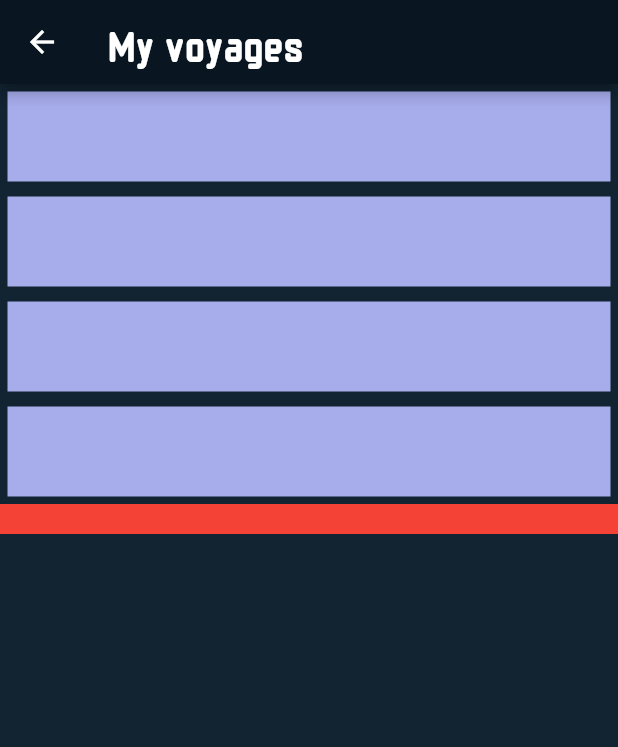
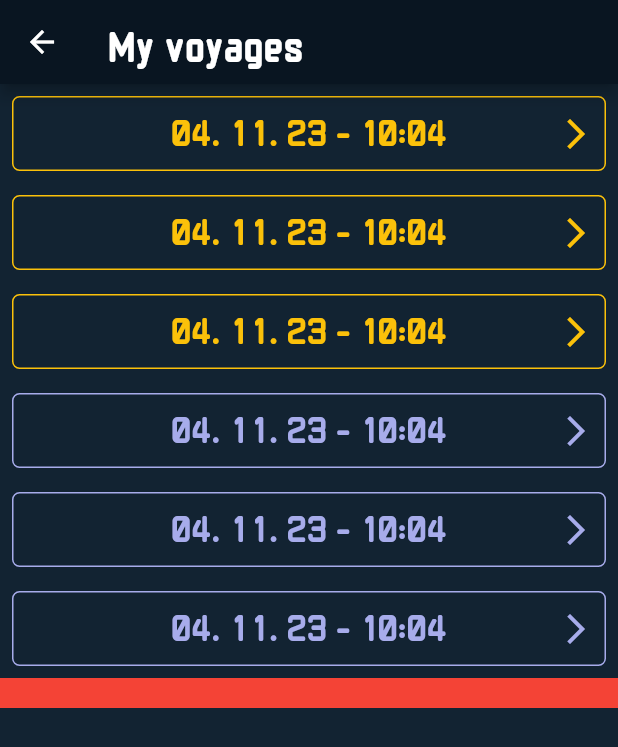
Before and after one commit to ticvac/random_voyager, a Flutter app: the MyVoyages screen opened by its route, on a phone screen of 412 x 824 dp. Shown: the top 747 px of the screen. Run offline on Flutter 3.47's test engine with Material 2 defaults, Android fonts, the light colour scheme and no system bars.

Commit message:
design voyage cell

```diff
--- a/lib/application/3_my_voyages.dart
+++ b/lib/application/3_my_voyages.dart
@@ -12,12 +12,44 @@ class _MyVoyagesState extends State<MyVoyages> {
 
   List<Widget> getBody() {
     List<Widget> values = [];
-    for (int i = 0; i < 4; i++) {
-      values.add(Container(
-        margin: EdgeInsets.all(5),
-        height: 60,
-        color: coolPurple,
-      ),);
+    for (int i = 0; i < 6; i++) {
+      values.add(
+
+        TextButton(
+          onPressed: () {},
+          child: Container(
+            padding: EdgeInsets.only(bottom: 5),
+            height: 50,
+            decoration: BoxDecoration(
+              border: Border.all(color: i < 3 ? coolYellow : coolPurple),
+              borderRadius: const BorderRadius.all(Radius.circular(5)),
+            ),
+            child: Stack(
+              children: [
+                Center(
+                  child: Text(
+                    "04. 11. 23 - 10:04",
+                     style: TextStyle(
+                         fontSize: 25,
+                         fontFamily: "hand_mono",
+                         color: i < 3 ? coolYellow : coolPurple,
+                     ),
+                  ),
+                ),
+                Container(
+                  padding: EdgeInsets.only(right: 7, top: 5),
+                  alignment: Alignment.centerRight,
+                  child: Icon(
+                    Icons.arrow_forward_ios,
+                    color: i < 3 ? coolYellow : coolPurple,
+                  ),
+                ),
+              ],
+            ),
+          ),
+        ),
+
+      );
     }
     return values;
   }
```
